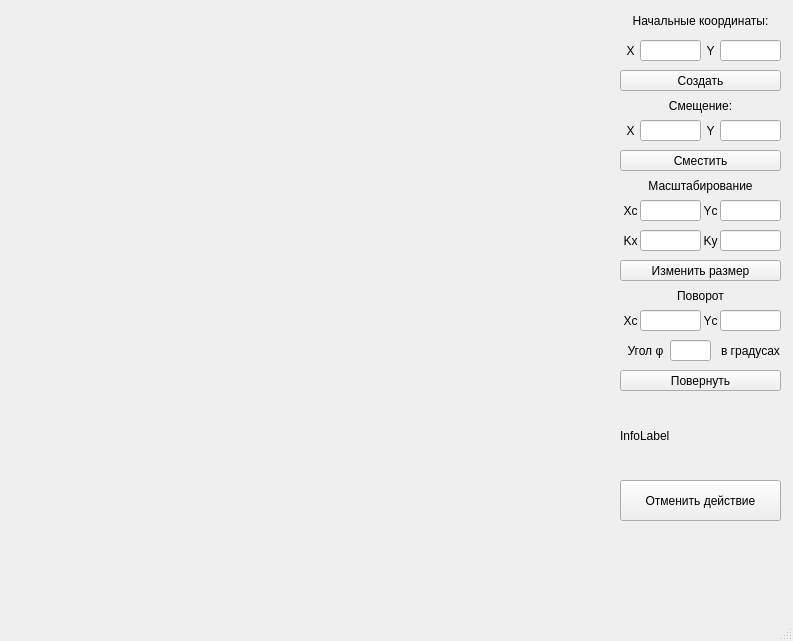
First picture: the form in lab2/mainwindow.ui, repository Inlucker/ComputerGraphics, before the edit.
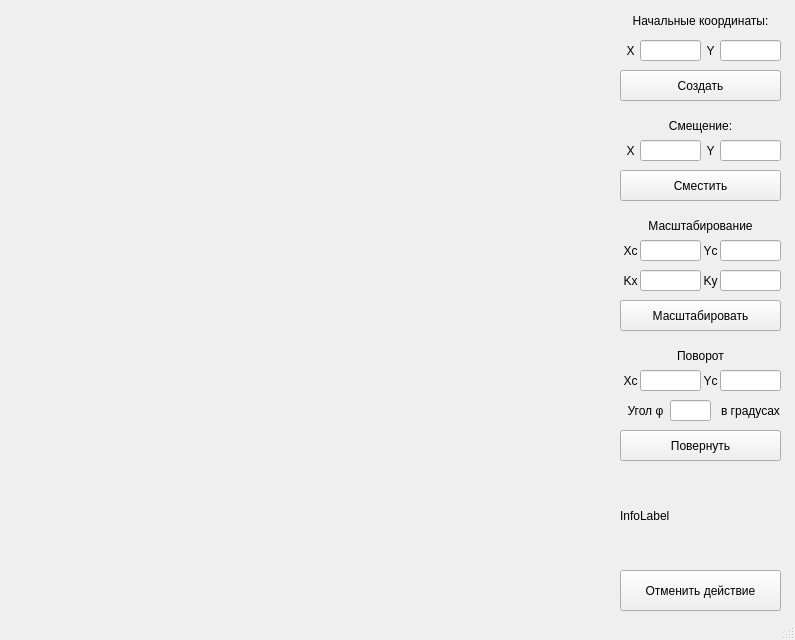
Second picture: the form after the edit.

Patch:
```diff
--- a/lab2/mainwindow.ui
+++ b/lab2/mainwindow.ui
@@ -6,8 +6,8 @@
    <rect>
     <x>0</x>
     <y>0</y>
-    <width>793</width>
-    <height>641</height>
+    <width>795</width>
+    <height>640</height>
    </rect>
   </property>
   <property name="windowTitle">
@@ -99,7 +99,7 @@
       <x>620</x>
       <y>70</y>
       <width>161</width>
-      <height>21</height>
+      <height>31</height>
      </rect>
     </property>
     <property name="text">
@@ -110,7 +110,7 @@
     <property name="geometry">
      <rect>
       <x>620</x>
-      <y>96</y>
+      <y>116</y>
       <width>161</width>
       <height>20</height>
      </rect>
@@ -126,7 +126,7 @@
     <property name="geometry">
      <rect>
       <x>620</x>
-      <y>120</y>
+      <y>140</y>
       <width>21</width>
       <height>21</height>
      </rect>
@@ -142,7 +142,7 @@
     <property name="geometry">
      <rect>
       <x>640</x>
-      <y>120</y>
+      <y>140</y>
       <width>61</width>
       <height>21</height>
      </rect>
@@ -152,7 +152,7 @@
     <property name="geometry">
      <rect>
       <x>720</x>
-      <y>120</y>
+      <y>140</y>
       <width>61</width>
       <height>21</height>
      </rect>
@@ -162,9 +162,9 @@
     <property name="geometry">
      <rect>
       <x>620</x>
-      <y>150</y>
+      <y>170</y>
       <width>161</width>
-      <height>21</height>
+      <height>31</height>
      </rect>
     </property>
     <property name="text">
@@ -175,7 +175,7 @@
     <property name="geometry">
      <rect>
       <x>700</x>
-      <y>120</y>
+      <y>140</y>
       <width>21</width>
       <height>21</height>
      </rect>
@@ -191,9 +191,9 @@
     <property name="geometry">
      <rect>
       <x>620</x>
-      <y>400</y>
+      <y>470</y>
       <width>161</width>
-      <height>71</height>
+      <height>91</height>
      </rect>
     </property>
     <property name="text">
@@ -204,20 +204,20 @@
     <property name="geometry">
      <rect>
       <x>620</x>
-      <y>260</y>
+      <y>300</y>
       <width>161</width>
-      <height>21</height>
+      <height>31</height>
      </rect>
     </property>
     <property name="text">
-     <string>Изменить размер</string>
+     <string>Масштабировать</string>
     </property>
    </widget>
    <widget class="QLabel" name="y_size_label">
     <property name="geometry">
      <rect>
       <x>700</x>
-      <y>230</y>
+      <y>270</y>
       <width>21</width>
       <height>21</height>
      </rect>
@@ -233,7 +233,7 @@
     <property name="geometry">
      <rect>
       <x>620</x>
-      <y>176</y>
+      <y>216</y>
       <width>161</width>
       <height>20</height>
      </rect>
@@ -249,7 +249,7 @@
     <property name="geometry">
      <rect>
       <x>720</x>
-      <y>230</y>
+      <y>270</y>
       <width>61</width>
       <height>21</height>
      </rect>
@@ -259,7 +259,7 @@
     <property name="geometry">
      <rect>
       <x>620</x>
-      <y>230</y>
+      <y>270</y>
       <width>21</width>
       <height>21</height>
      </rect>
@@ -275,7 +275,7 @@
     <property name="geometry">
      <rect>
       <x>640</x>
-      <y>230</y>
+      <y>270</y>
       <width>61</width>
       <height>21</height>
      </rect>
@@ -285,7 +285,7 @@
     <property name="geometry">
      <rect>
       <x>720</x>
-      <y>200</y>
+      <y>240</y>
       <width>61</width>
       <height>21</height>
      </rect>
@@ -295,7 +295,7 @@
     <property name="geometry">
      <rect>
       <x>620</x>
-      <y>200</y>
+      <y>240</y>
       <width>21</width>
       <height>21</height>
      </rect>
@@ -311,7 +311,7 @@
     <property name="geometry">
      <rect>
       <x>640</x>
-      <y>200</y>
+      <y>240</y>
       <width>61</width>
       <height>21</height>
      </rect>
@@ -321,7 +321,7 @@
     <property name="geometry">
      <rect>
       <x>700</x>
-      <y>200</y>
+      <y>240</y>
       <width>21</width>
       <height>21</height>
      </rect>
@@ -337,7 +337,7 @@
     <property name="geometry">
      <rect>
       <x>720</x>
-      <y>310</y>
+      <y>370</y>
       <width>61</width>
       <height>21</height>
      </rect>
@@ -347,7 +347,7 @@
     <property name="geometry">
      <rect>
       <x>700</x>
-      <y>310</y>
+      <y>370</y>
       <width>21</width>
       <height>21</height>
      </rect>
@@ -363,7 +363,7 @@
     <property name="geometry">
      <rect>
       <x>620</x>
-      <y>286</y>
+      <y>346</y>
       <width>161</width>
       <height>20</height>
      </rect>
@@ -379,7 +379,7 @@
     <property name="geometry">
      <rect>
       <x>640</x>
-      <y>310</y>
+      <y>370</y>
       <width>61</width>
       <height>21</height>
      </rect>
@@ -389,9 +389,9 @@
     <property name="geometry">
      <rect>
       <x>620</x>
-      <y>370</y>
+      <y>430</y>
       <width>161</width>
-      <height>21</height>
+      <height>31</height>
      </rect>
     </property>
     <property name="text">
@@ -402,7 +402,7 @@
     <property name="geometry">
      <rect>
       <x>620</x>
-      <y>340</y>
+      <y>400</y>
       <width>51</width>
       <height>21</height>
      </rect>
@@ -418,7 +418,7 @@
     <property name="geometry">
      <rect>
       <x>620</x>
-      <y>310</y>
+      <y>370</y>
       <width>21</width>
       <height>21</height>
      </rect>
@@ -434,7 +434,7 @@
     <property name="geometry">
      <rect>
       <x>670</x>
-      <y>340</y>
+      <y>400</y>
       <width>41</width>
       <height>21</height>
      </rect>
@@ -444,7 +444,7 @@
     <property name="geometry">
      <rect>
       <x>720</x>
-      <y>340</y>
+      <y>400</y>
       <width>61</width>
       <height>21</height>
      </rect>
@@ -460,7 +460,7 @@
     <property name="geometry">
      <rect>
       <x>620</x>
-      <y>480</y>
+      <y>570</y>
       <width>161</width>
       <height>41</height>
      </rect>
```
Left out of the diff: 4 changed lines with no effect on the pictures.
